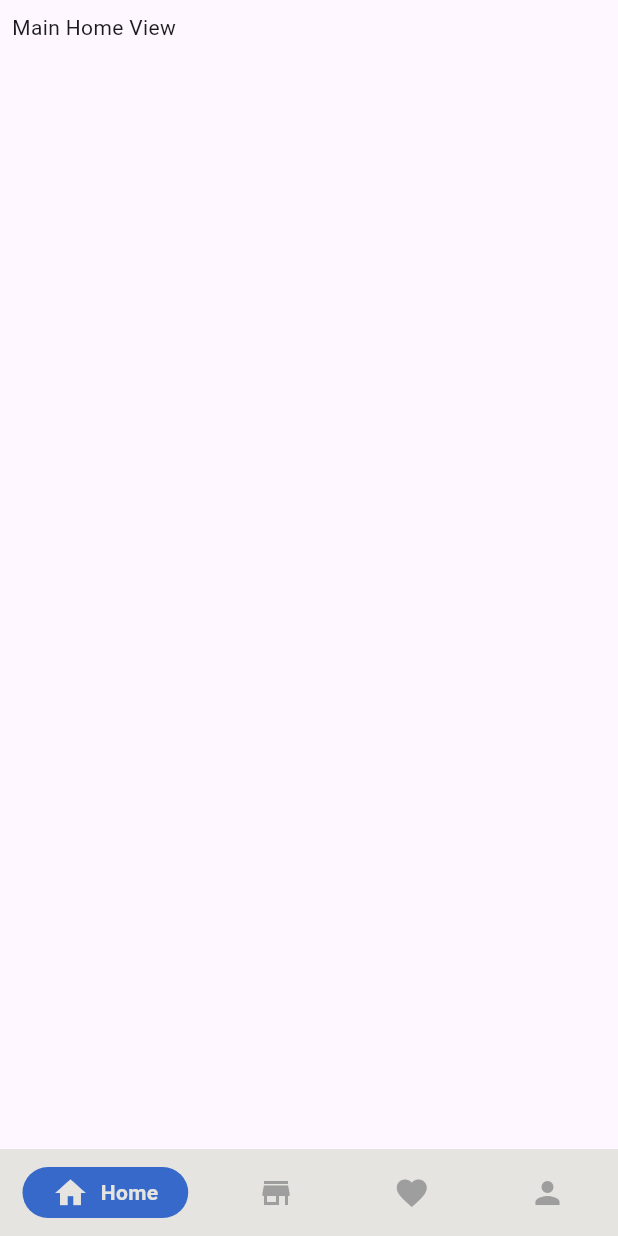
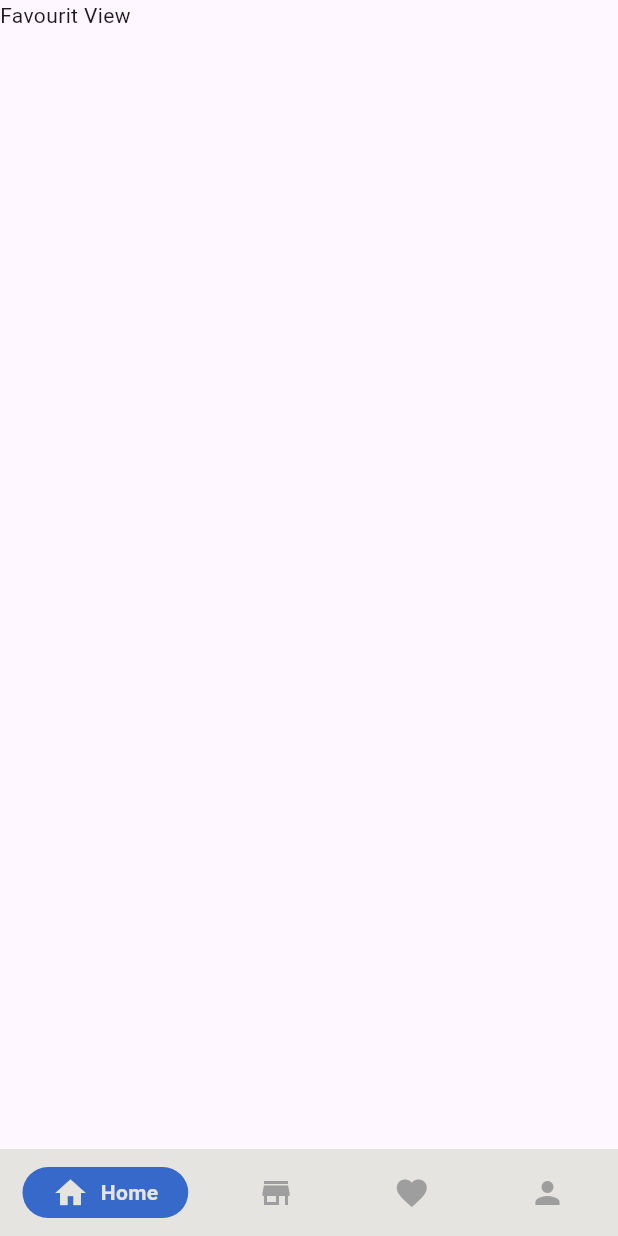
Before and after one commit to diab206/YallaNebi3, a Flutter app: the MainHomeView screen opened directly, on a phone screen of 412 x 824 dp. Run offline on Flutter 3.47's test engine with Material 3 defaults, Android fonts, the phone set to English and light mode, and no system bars; drawn by our look-alikes of google_nav_bar.

Commit message:
create app views

```diff
--- /dev/null
+++ b/lib/views/favourit/ui/favourit_view.dart
@@ -0,0 +1,14 @@
+import 'package:flutter/material.dart';
+
+class FavouritView extends StatelessWidget {
+  const FavouritView({super.key});
+
+  @override
+  Widget build(BuildContext context) {
+    return  Column(children: [
+      // Add your favourit view widgets here
+      Text('Favourit View '),
+
+    ],);
+  }
+}
--- a/lib/views/nav_bar/ui/main_home_view.dart
+++ b/lib/views/nav_bar/ui/main_home_view.dart
@@ -1,17 +1,26 @@
+
 import 'package:flutter/material.dart';
 import 'package:google_nav_bar/google_nav_bar.dart';
 import 'package:yalla_nebi3/core/const/app_colors.dart';
+import 'package:yalla_nebi3/views/favourit/ui/favourit_view.dart';
+import 'package:yalla_nebi3/views/home/ui/home_views.dart';
+import 'package:yalla_nebi3/views/profile/ui/profile_views.dart';
+import 'package:yalla_nebi3/views/store/ui/store_views.dart';
 
 class MainHomeView extends StatelessWidget {
-  const MainHomeView({super.key});
+   MainHomeView({super.key});
+   final List<Widget> views = [
+    HomeViews(),
+    StoreView(),
+    FavouritView(),
+    PerfoileView(),
+  ];
 
   @override
   Widget build(BuildContext context) {
     return Scaffold(
-      body: SafeArea(child: Padding(padding:
-      const EdgeInsets.all(8.0),
-       // ignore: avoid_unnecessary_containers
-       child: Container(child: Text('Main Home View')))),
+      body: SafeArea(child: views[2],
+      ),
        bottomNavigationBar:Container(
         decoration: BoxDecoration(
           color: AppColors.backgroundcolor,
```
Also changed, not shown: lib/views/home/ui/home_views.dart (added, +14 -0 lines), lib/views/profile/ui/profile_views.dart (added, +14 -0 lines), lib/views/store/ui/store_views.dart (added, +14 -0 lines).
